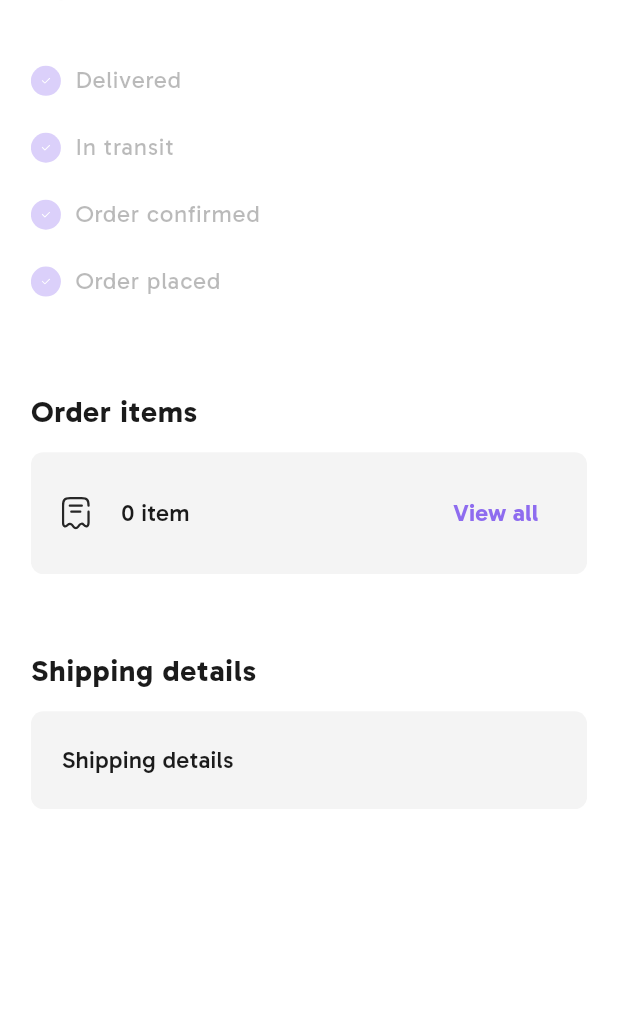
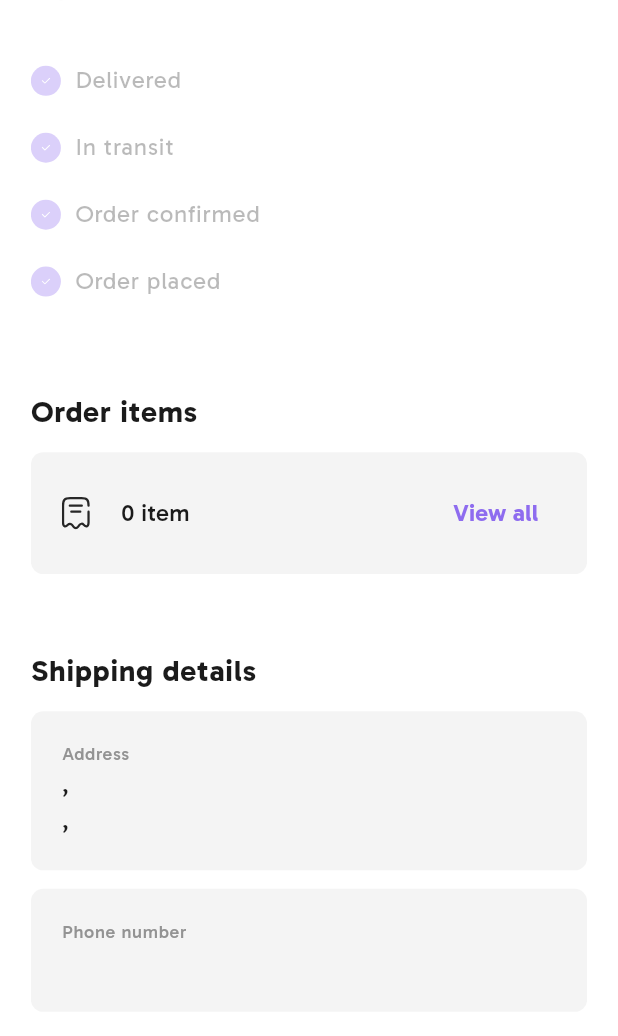
Before and after one commit to o-beckley/stitch, a Flutter app: the OrderDetailsScreen screen opened directly with empty values, on a phone screen of 412 x 824 dp, the part 138-1174 px from its top. Run offline on Flutter 3.47's test engine with Material 3 defaults, Android fonts, the phone set to English and light mode, and no system bars; our stand-ins replace cached_network_image, cloud_firestore, firebase_auth, firebase_core, firebase_database, flutter_screenutil and 4 more; accounts and stored records are empty.

Commit message:
Minor changes

```diff
--- a/lib/screens/home/order_details_screen.dart
+++ b/lib/screens/home/order_details_screen.dart
@@ -141,9 +141,24 @@ class _OrderDetailsScreenState extends State<OrderDetailsScreen> {
             ),
             SliverToBoxAdapter(
               child: CustomTile(
-                title: "Shipping details", //TODO
+                hintText: "Address",
+                title:
+                  "${widget.order.deliveryDetails.address.street}"
+                  ", ${widget.order.deliveryDetails.address.city}"
+                  "\n${widget.order.deliveryDetails.address.state}"
+                  ", ${widget.order.deliveryDetails.address.country}",
               ),
             ),
+            SliverToBoxAdapter(
+              child: 0.025.sw.verticalSpace,
+            ),
+            SliverToBoxAdapter(
+              child: CustomTile(
+                  hintText: "Phone number",
+                  title: widget.order.deliveryDetails.phoneNumber
+              ),
+            ),
+
           ],
         ),
       ),
```
Also changed, not shown: lib/screens/home/checkout_screen.dart (+10 -2 lines). Lines whose indentation alone changed are shown as unchanged.
